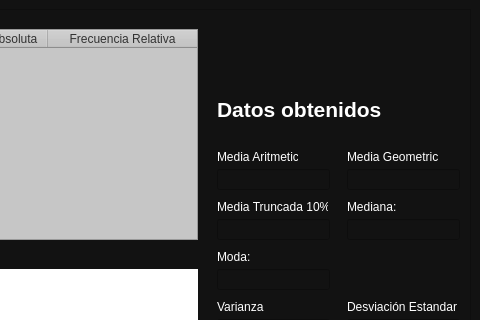
Eduardo913/Probabilidad_Estadistica, file View/viewDiscretas.ui: the form before one commit; both pictures show x 372 to 852 and y 0 to 320 of the 852 by 552 pixel window.
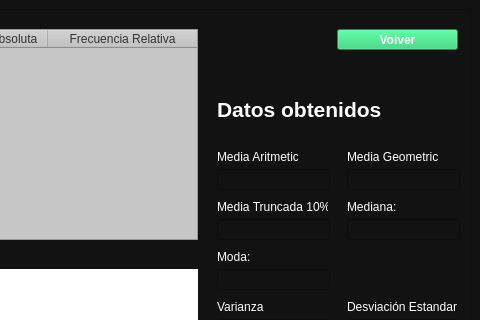
The form after the commit. Custom widgets are drawn as their Qt base class.

Commit message: implementacion de botones para volver

```diff
--- a/View/viewDiscretas.ui
+++ b/View/viewDiscretas.ui
@@ -425,6 +425,41 @@
         <string>Datos obtenidos</string>
        </property>
       </widget>
+      <widget class="QPushButton" name="Volver">
+       <property name="geometry">
+        <rect>
+         <x>700</x>
+         <y>20</y>
+         <width>121</width>
+         <height>21</height>
+        </rect>
+       </property>
+       <property name="cursor">
+        <cursorShape>PointingHandCursor</cursorShape>
+       </property>
+       <property name="styleSheet">
+        <string notr="true">background-color: rgba(30, 215, 96,0.65);
+color: white;
+font:bold;
+
+</string>
+       </property>
+       <property name="text">
+        <string>Volver</string>
+       </property>
+       <property name="checkable">
+        <bool>false</bool>
+       </property>
+       <property name="checked">
+        <bool>false</bool>
+       </property>
+       <property name="default">
+        <bool>true</bool>
+       </property>
+       <property name="flat">
+        <bool>false</bool>
+       </property>
+      </widget>
      </widget>
     </item>
    </layout>
```
The commit also changes 17 other files.
